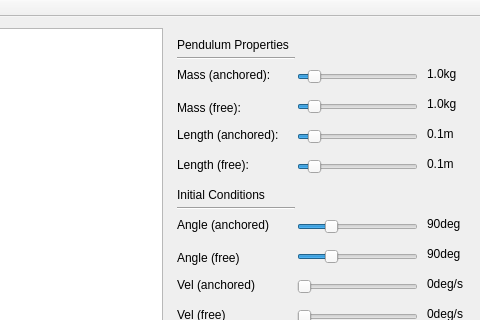
Above: DoublePendulumQt/mainwindow.ui from bhoberman/DoublePendulum before the change; both pictures show x 473 to 953 and y 0 to 320 of the 953 by 633 pixel window. Below: the same form after it.
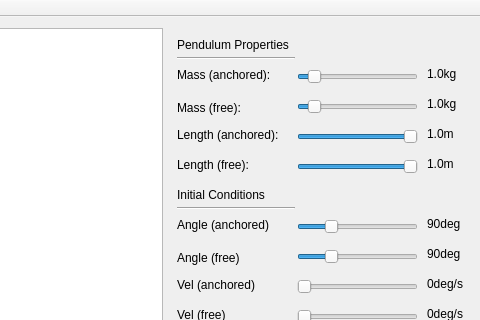
That is the form after the change.

```diff
--- a/DoublePendulumQt/mainwindow.ui
+++ b/DoublePendulumQt/mainwindow.ui
@@ -101,7 +101,7 @@
      <number>100</number>
     </property>
     <property name="value">
-     <number>10</number>
+     <number>100</number>
     </property>
     <property name="orientation">
      <enum>Qt::Horizontal</enum>
@@ -143,7 +143,7 @@
      </rect>
     </property>
     <property name="text">
-     <string>0.1m</string>
+     <string>1.0m</string>
     </property>
    </widget>
    <widget class="QLabel" name="l2label">
@@ -156,7 +156,7 @@
      </rect>
     </property>
     <property name="text">
-     <string>0.1m</string>
+     <string>1.0m</string>
     </property>
    </widget>
    <widget class="QSlider" name="m2slider">
@@ -194,7 +194,7 @@
      <number>100</number>
     </property>
     <property name="value">
-     <number>10</number>
+     <number>100</number>
     </property>
     <property name="orientation">
      <enum>Qt::Horizontal</enum>
```
